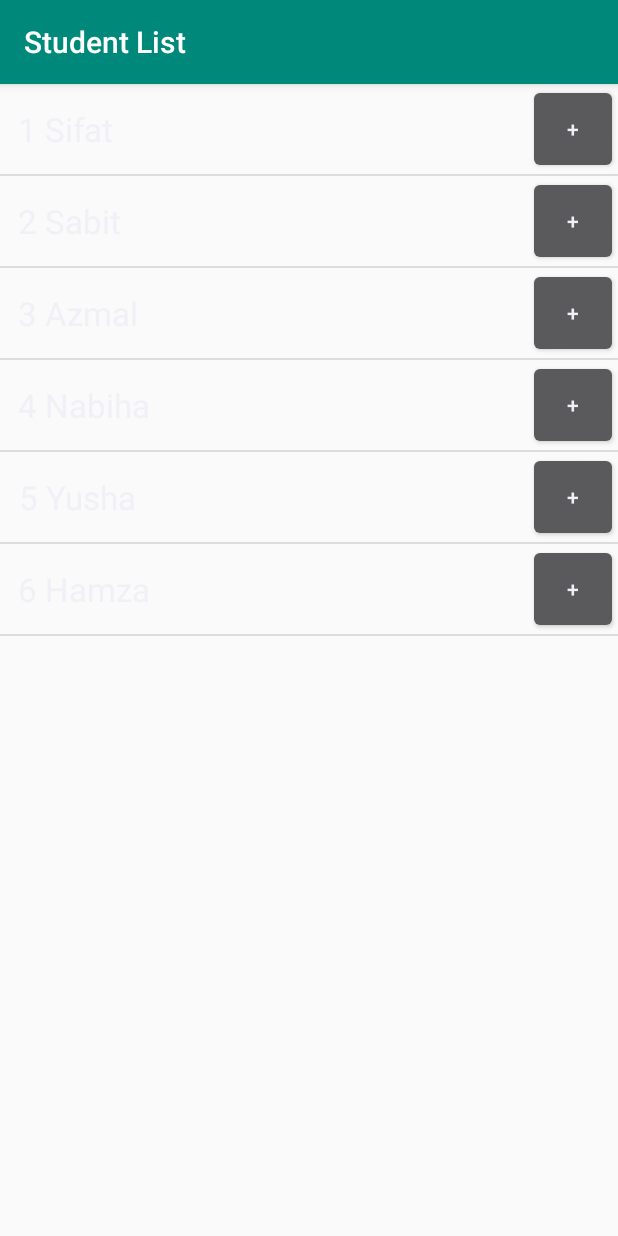
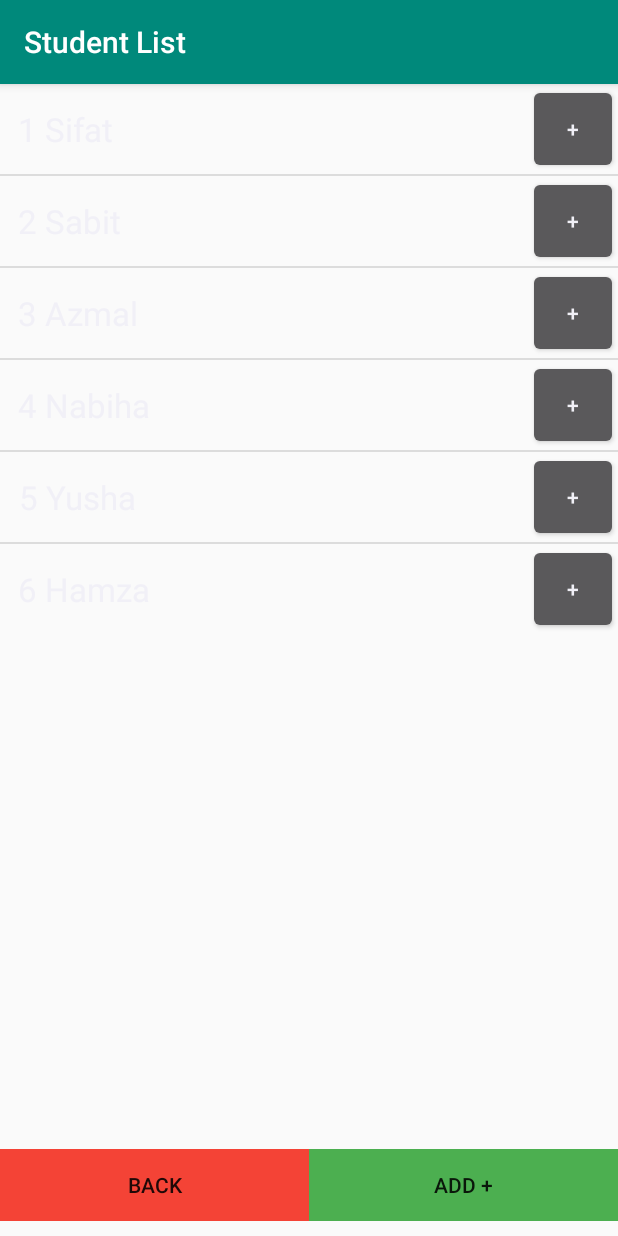
Before and after one commit to MJKSabit/Tutors-Panel, an Android app: the StudentList screen opened directly, with no data from a screen before it, on a phone screen of 412 x 824 dp. Run offline under Robolectric (Android 15) with nearby library versions, the phone set to English and light mode, and no system bars.

Commit message:
Added Back button and Add button in StudentList

```diff
--- a/app/src/main/AndroidManifest.xml
+++ b/app/src/main/AndroidManifest.xml
@@ -9,7 +9,9 @@
         android:roundIcon="@mipmap/ic_launcher_round"
         android:supportsRtl="true"
         android:theme="@style/AppTheme">
-        <activity android:name=".AddRecord"></activity>
+        <activity
+            android:name=".AddRecord"
+            android:label="Add Student Record" />
         <activity
             android:name=".Visualizer"
             android:label="Visualizer" />
@@ -22,7 +24,6 @@
         <activity android:name=".MainActivity">
             <intent-filter>
                 <action android:name="android.intent.action.MAIN" />
-
                 <category android:name="android.intent.category.LAUNCHER" />
             </intent-filter>
         </activity>
--- a/app/src/main/java/edu/mjksabit/tutorspanel/AddRecord.java
+++ b/app/src/main/java/edu/mjksabit/tutorspanel/AddRecord.java
@@ -14,9 +14,10 @@ public class AddRecord extends AppCompatActivity {
         super.onCreate(savedInstanceState);
         setContentView(R.layout.activity_add_record);
 
-        TextView data = (TextView) findViewById(R.id.add_record_data);
-        data.setText("Nope");
         //data.setText(((Student)getIntent().getParcelableExtra("student-id")).getName());
-        Log.d("Hello -> ", getIntent().getStringExtra("id"));
+        int id =  Integer.parseInt(getIntent().getStringExtra("id"));
+        Student student = DataHandler.studentDetails.get(id);
+
+
     }
 }
--- a/app/src/main/java/edu/mjksabit/tutorspanel/StudentList.java
+++ b/app/src/main/java/edu/mjksabit/tutorspanel/StudentList.java
@@ -21,6 +21,14 @@ public class StudentList extends AppCompatActivity {
         startActivity(intent);
     }
 
+    public void addNewStudent(View view) {
+        //
+    }
+
+    public void goBack(View view) {
+        super.onBackPressed();
+    }
+
     @Override
     protected void onCreate(Bundle savedInstanceState) {
         DataHandler.main(null);
--- a/app/src/main/res/layout/activity_student_list.xml
+++ b/app/src/main/res/layout/activity_student_list.xml
@@ -1,10 +1,42 @@
 <?xml version="1.0" encoding="utf-8"?>
-<ListView xmlns:android="http://schemas.android.com/apk/res/android"
+<RelativeLayout xmlns:android="http://schemas.android.com/apk/res/android"
     xmlns:app="http://schemas.android.com/apk/res-auto"
     xmlns:tools="http://schemas.android.com/tools"
-    android:layout_width="match_parent"
-    android:layout_height="match_parent"
-    tools:context=".StudentList"
-    android:id="@+id/student_list">
+    tools:context=".StudentList" android:layout_height="match_parent" android:layout_width="match_parent">
 
-</ListView>
+    <ListView
+        android:layout_width="match_parent"
+        android:layout_height="wrap_content"
+
+        android:id="@+id/student_list">
+
+    </ListView>
+
+    <LinearLayout
+        android:layout_width="match_parent"
+        android:layout_height="wrap_content"
+        android:layout_alignParentBottom="true"
+        android:orientation="horizontal"
+        android:layout_marginBottom="10dp"
+        >
+        <Button
+            android:layout_width="0dp"
+            android:layout_height="wrap_content"
+            android:layout_weight="1"
+            android:text="Back"
+            android:background="#F44336"
+            android:onClick="goBack"
+            />
+        <Button
+            android:layout_width="0dp"
+            android:layout_height="match_parent"
+            android:layout_weight="1"
+            android:text="Add +"
+            android:background="#4CAF50"
+            android:onClick="addNewStudent"
+            />
+
+
+    </LinearLayout>
+
+</RelativeLayout>
```
